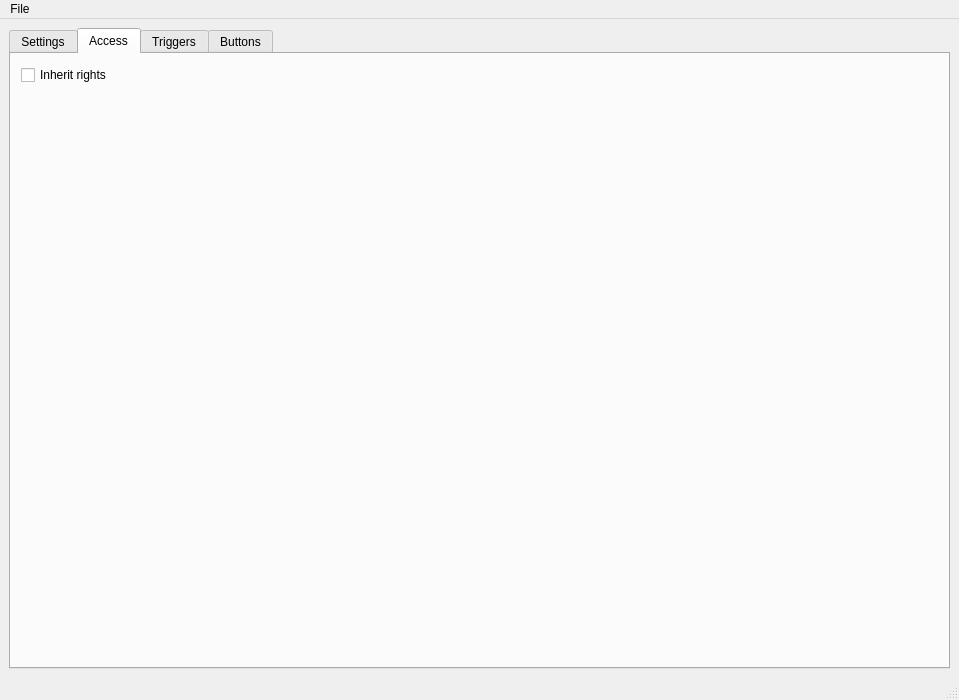
Above: src/ui/ui_source/hirerachy_edtior.ui from SqrtMinusOne/ERMaket before the change. Below: the same form after it.
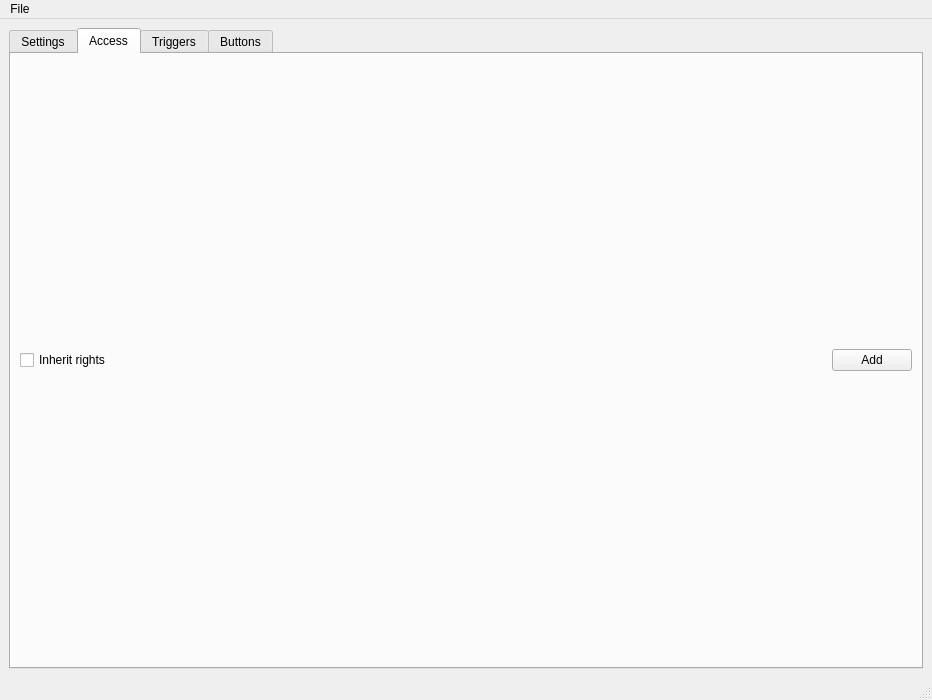
That is the form after the change. The open tabs and pages were chosen to show the change. Icons and pictures are not drawn.

Commit message: Access Rights editor

Patch:
```diff
--- a/src/ui/ui_source/hirerachy_edtior.ui
+++ b/src/ui/ui_source/hirerachy_edtior.ui
@@ -6,7 +6,7 @@
    <rect>
     <x>0</x>
     <y>0</y>
-    <width>959</width>
+    <width>932</width>
     <height>700</height>
    </rect>
   </property>
@@ -317,19 +317,42 @@
        <attribute name="title">
         <string>Access</string>
        </attribute>
-       <widget class="QCheckBox" name="inherit_check_box">
-        <property name="geometry">
-         <rect>
-          <x>10</x>
-          <y>10</y>
-          <width>141</width>
-          <height>22</height>
-         </rect>
-        </property>
-        <property name="text">
-         <string>Inherit rights</string>
-        </property>
-       </widget>
+       <layout class="QVBoxLayout" name="verticalLayout_12">
+        <item>
+         <layout class="QHBoxLayout" name="horizontalLayout_5">
+          <item>
+           <widget class="QCheckBox" name="inherit_check_box">
+            <property name="text">
+             <string>Inherit rights</string>
+            </property>
+           </widget>
+          </item>
+          <item>
+           <spacer name="horizontalSpacer">
+            <property name="orientation">
+             <enum>Qt::Horizontal</enum>
+            </property>
+            <property name="sizeHint" stdset="0">
+             <size>
+              <width>40</width>
+              <height>20</height>
+             </size>
+            </property>
+           </spacer>
+          </item>
+          <item>
+           <widget class="QPushButton" name="add_access_button">
+            <property name="text">
+             <string>Add</string>
+            </property>
+           </widget>
+          </item>
+         </layout>
+        </item>
+        <item>
+         <layout class="QHBoxLayout" name="access_layout"/>
+        </item>
+       </layout>
       </widget>
       <widget class="QWidget" name="tab_scripts">
        <attribute name="title">
@@ -350,7 +373,7 @@
     <rect>
      <x>0</x>
      <y>0</y>
-     <width>959</width>
+     <width>932</width>
      <height>21</height>
     </rect>
    </property>
```
Left out of the diff: 2 changed lines with no effect on the pictures. The commit also changes 8 other files.
